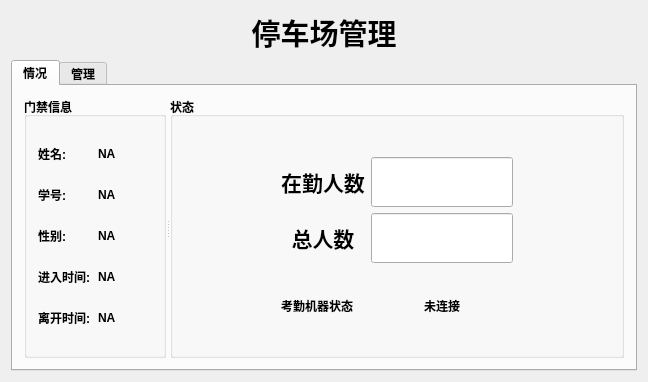
Qt form Manage/Parking_Lots_Management/managewidget.ui (Namedqianli/Parking-Lots-Management-Sysytem) before a commit.
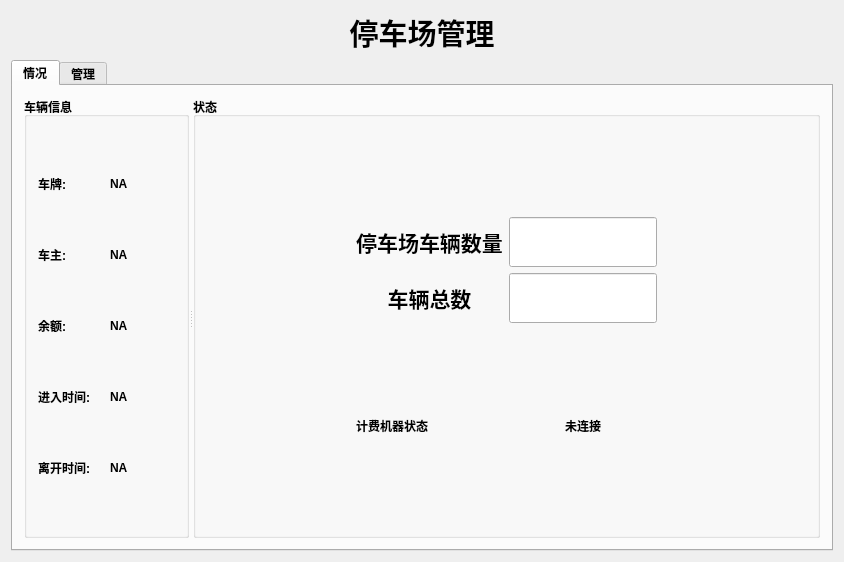
The same form after that commit.

Diff of the .ui file:
```diff
--- a/Manage/Parking_Lots_Management/managewidget.ui
+++ b/Manage/Parking_Lots_Management/managewidget.ui
@@ -6,8 +6,8 @@
    <rect>
     <x>0</x>
     <y>0</y>
-    <width>648</width>
-    <height>382</height>
+    <width>844</width>
+    <height>562</height>
    </rect>
   </property>
   <property name="windowTitle">
@@ -60,7 +60,7 @@
            </font>
           </property>
           <property name="title">
-           <string>门禁信息</string>
+           <string>车辆信息</string>
           </property>
           <layout class="QGridLayout" name="gridLayout_2">
            <item row="0" column="1">
@@ -118,7 +118,7 @@
            <item row="3" column="0">
             <widget class="QLabel" name="label_2">
              <property name="text">
-              <string>学号:</string>
+              <string>车主:</string>
              </property>
             </widget>
            </item>
@@ -159,14 +159,14 @@
            <item row="1" column="0">
             <widget class="QLabel" name="label_4">
              <property name="text">
-              <string>姓名:</string>
+              <string>车牌:</string>
              </property>
             </widget>
            </item>
            <item row="5" column="0">
             <widget class="QLabel" name="label_9">
              <property name="text">
-              <string>性别:</string>
+              <string>余额:</string>
              </property>
             </widget>
            </item>
@@ -271,7 +271,7 @@
               </font>
              </property>
              <property name="text">
-              <string>在勤人数</string>
+              <string>停车场车辆数量</string>
              </property>
              <property name="alignment">
               <set>Qt::AlignCenter</set>
@@ -307,7 +307,7 @@
            <item row="9" column="1">
             <widget class="QLabel" name="label_39">
              <property name="text">
-              <string>考勤机器状态</string>
+              <string>计费机器状态</string>
              </property>
             </widget>
            </item>
@@ -322,7 +322,7 @@
               </font>
              </property>
              <property name="text">
-              <string>总人数</string>
+              <string>车辆总数</string>
              </property>
              <property name="alignment">
               <set>Qt::AlignCenter</set>
```
